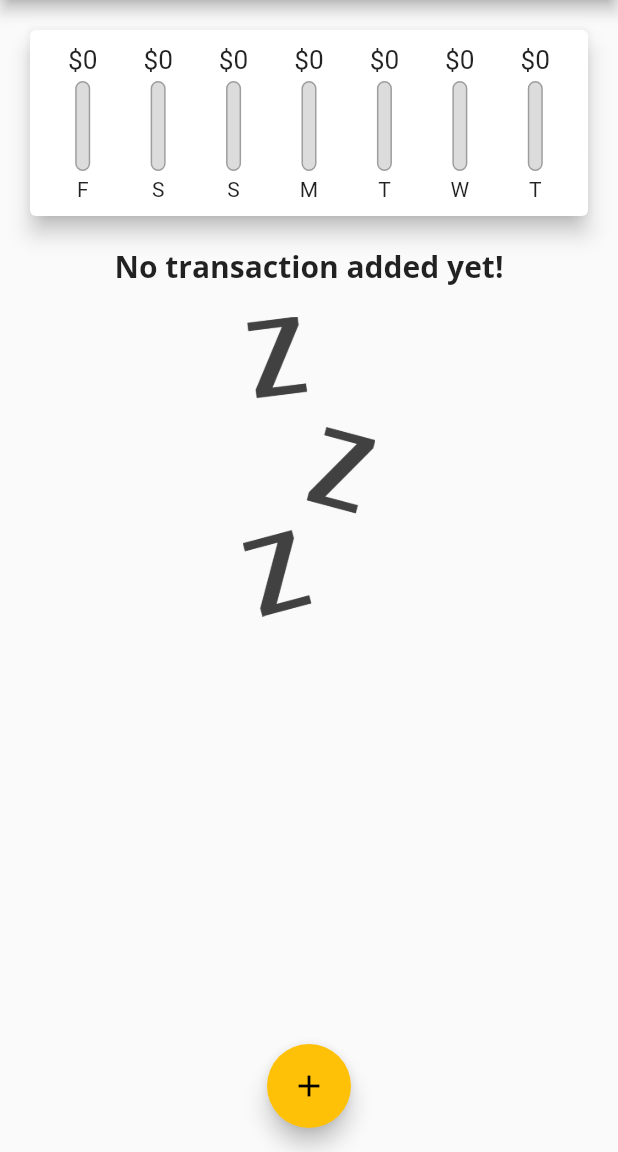
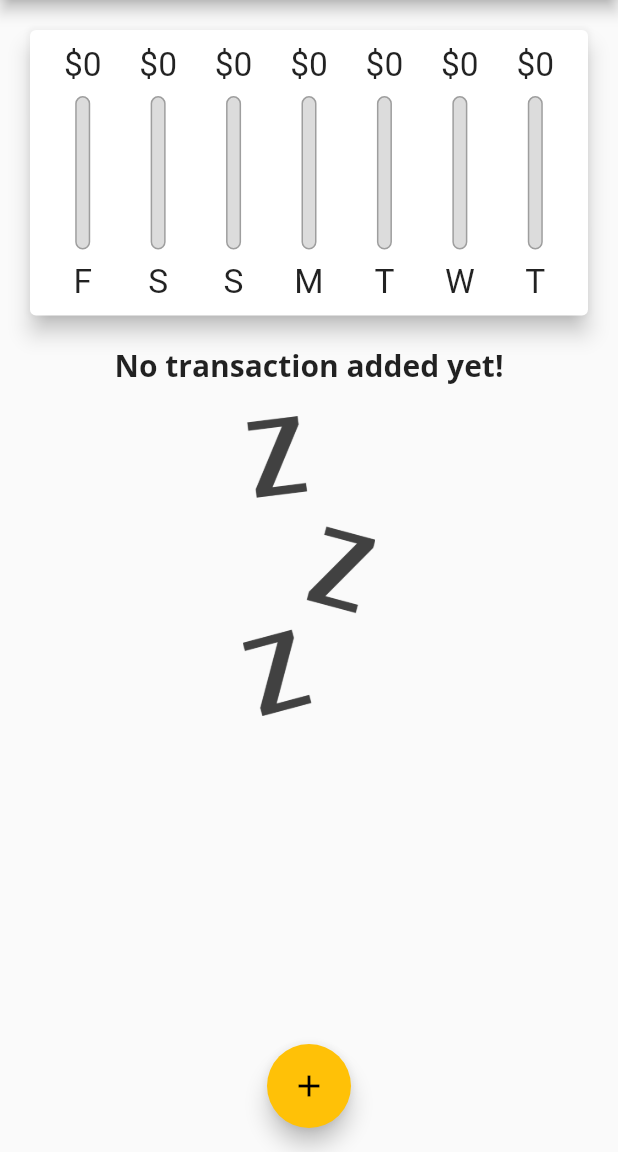
Before and after one commit to joeolamide/expense_tracker, a Flutter app: the screen it shows after launch, on a phone screen of 412 x 824 dp, the part 84-1236 px from its top. Run offline on Flutter 3.47's test engine with Material 2 defaults, Android fonts, the phone set to English and light mode, and no system bars.

Commit message:
NEW CHANGES

```diff
--- a/lib/main.dart
+++ b/lib/main.dart
@@ -14,7 +14,6 @@ class MyApp extends StatelessWidget {
     return MaterialApp(
       title: 'Expense Tracker',
       theme: ThemeData(
-        primaryColor: Colors.purple,
         primarySwatch: Colors.purple,
         accentColor: Colors.amber,
         fontFamily: 'Quicksand',
@@ -106,8 +105,7 @@ class _MyHomePageState extends State<MyHomePage> {
 
   @override
   Widget build(BuildContext context) {
-    return Scaffold(
-      appBar: AppBar(
+    final appBar = AppBar(
       title: Center(
         child: Text('Expense Tracker'),
       ),
@@ -117,19 +115,37 @@ class _MyHomePageState extends State<MyHomePage> {
           onPressed: () => _startAddNewTransaction(context),
         ),
       ],
-      ),
+    );
+
+    return Scaffold(
+      appBar: appBar,
       body: SingleChildScrollView(
         child: Column(
-          mainAxisAlignment: MainAxisAlignment.start,
+          //mainAxisAlignment: MainAxisAlignment.start,
+          //mainAxisSize: MainAxisSize.min,
           crossAxisAlignment: CrossAxisAlignment.stretch,
           children: <Widget>[
-            Chart(_recentTransactions),
-            Expanded(
-              child: TransactionList(
-                _userTransactions,
-                _deleteTransaction,
+            Container(
+              height: (MediaQuery.of(context).size.height -
+                      appBar.preferredSize.height -
+                      MediaQuery.of(context).padding.top) *
+                  0.3,
+              child: Chart(_recentTransactions),
             ),
+            Container(
+              height: (MediaQuery.of(context).size.height -
+                      appBar.preferredSize.height -
+                      MediaQuery.of(context).padding.top) *
+                  0.7,
+              child: TransactionList(_userTransactions, _deleteTransaction),
             ),
+            // Chart(_recentTransactions),
+            //Expanded(
+            //child: TransactionList(
+            //_userTransactions,
+            //_deleteTransaction,
+            //),
+            //),
           ],
         ),
       ),
--- a/lib/widgets/chart_bar.dart
+++ b/lib/widgets/chart_bar.dart
@@ -9,19 +9,21 @@ class ChartBar extends StatelessWidget {
 
   @override
   Widget build(BuildContext context) {
+    return LayoutBuilder(
+      builder: (ctx, constraints) {
         return Column(
           children: <Widget>[
             Container(
-          height: 20,
+              height: constraints.maxHeight * 0.15,
               child: FittedBox(
                 child: Text('\$${spendingAmount.toStringAsFixed(0)}'),
               ),
             ),
             SizedBox(
-          height: 4,
+              height: constraints.maxHeight * 0.05,
             ),
             Container(
-          height: 60,
+              height: constraints.maxHeight * 0.6,
               width: 10,
               child: Stack(
                 children: <Widget>[
@@ -39,15 +41,23 @@ class ChartBar extends StatelessWidget {
                         color: Theme.of(context).primaryColor,
                         borderRadius: BorderRadius.circular(10),
                       ),
-                  )),
+                    ),
+                  ),
                 ],
               ),
             ),
             SizedBox(
-          height: 4,
+              height: constraints.maxHeight * 0.05,
             ),
-        Text(label),
+            Container(
+              height: constraints.maxHeight * 0.15,
+              child: FittedBox(
+                child: Text(label),
+              ),
+            ),
           ],
+        );
+      },
     );
   }
 }
--- a/lib/widgets/transaction_list.dart
+++ b/lib/widgets/transaction_list.dart
@@ -10,9 +10,7 @@ class TransactionList extends StatelessWidget {
 
   @override
   Widget build(BuildContext context) {
-    return Container(
-      height: 450,
-      child: transactions.isEmpty
+    return transactions.isEmpty
         ? Column(
             children: <Widget>[
               Text(
@@ -25,13 +23,14 @@ class TransactionList extends StatelessWidget {
               Container(
                 height: 200,
                 child: Image(
+                  image: AssetImage('images/waiting.png'),
                   fit: BoxFit.cover,
-                    image: AssetImage('images/waiting.png'),
                 ),
               ),
             ],
           )
         : ListView.builder(
+            //shrinkWrap: true,
             itemBuilder: (ctx, index) {
               return Card(
                 elevation: 5,
@@ -65,7 +64,6 @@ class TransactionList extends StatelessWidget {
               );
             },
             itemCount: transactions.length,
-            ),
           );
   }
 }
```
Lines whose indentation alone changed are shown as unchanged.
